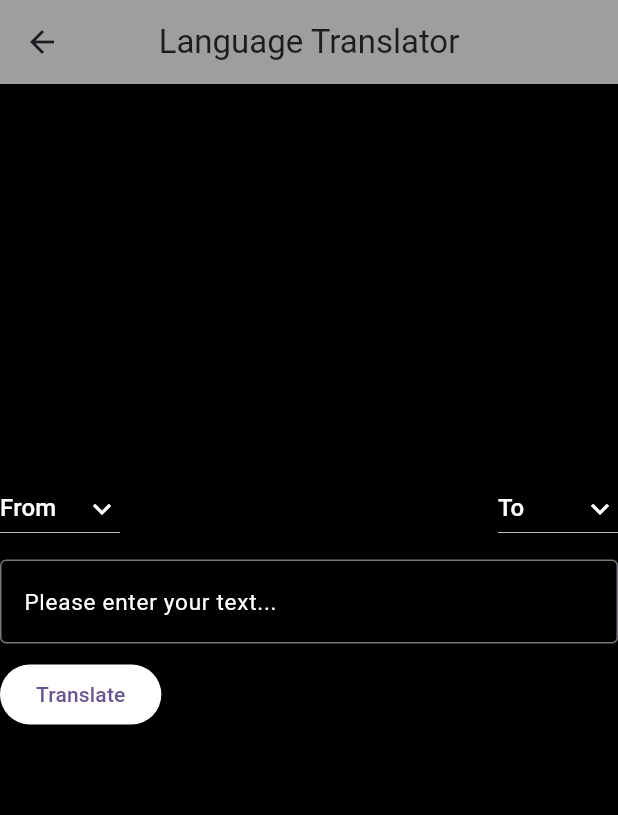
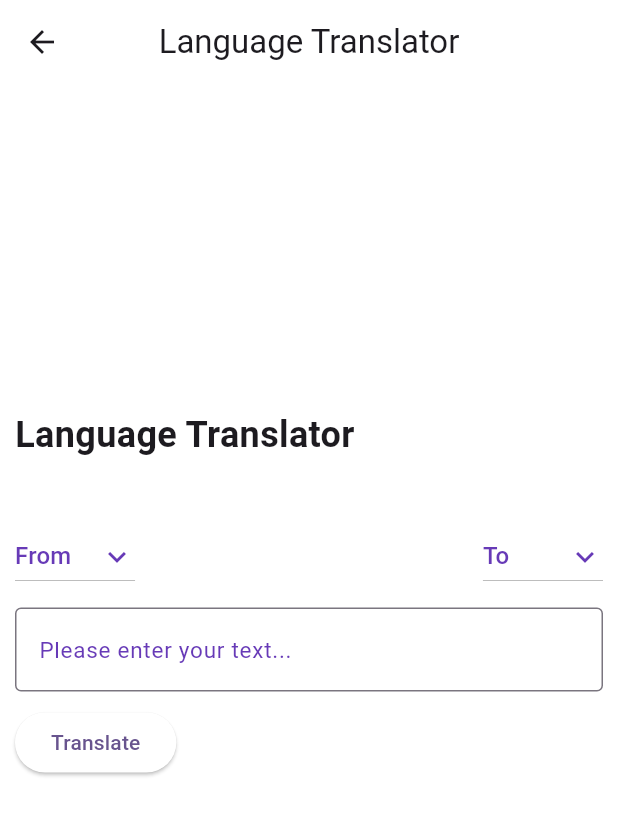
Before and after one commit to narayannalbhe/flutter_projects, a Flutter app: the LanguageTranslator screen opened directly, on a phone screen of 412 x 824 dp. Shown: the top 815 px of the screen. Run offline on Flutter 3.47's test engine with Material 2 defaults, Android fonts, the phone set to English and light mode, and no system bars; our stand-ins replace cloud_firestore, firebase_auth, firebase_core, fluttertoast, qr_flutter; missing offline and left inert: flutter_barcode_scanner, razorpay_flutter, translator; accounts and stored records are empty.

```diff
--- a/lib/language_translator/view/language_translator.dart
+++ b/lib/language_translator/view/language_translator.dart
@@ -48,9 +48,9 @@ class _LanguageTranslatorState extends State<LanguageTranslator> {
   @override
   Widget build(BuildContext context) {
     return Scaffold(
-      backgroundColor: Colors.black,
+      backgroundColor: Colors.white,
       appBar: AppBar(
-        backgroundColor: Colors.grey,
+        backgroundColor: Colors.white,
         title: Text(
           'Language Translator',
         ),
@@ -58,20 +58,28 @@ class _LanguageTranslatorState extends State<LanguageTranslator> {
       ),
       body: Center(
         child: SingleChildScrollView(
+          child: Padding(
+            padding: const EdgeInsets.symmetric(horizontal: 10.0),
             child: Column(
               crossAxisAlignment: CrossAxisAlignment.start,
               mainAxisAlignment: MainAxisAlignment.center,
               children: [
+                Text(
+                  'Language Translator',style: TextStyle(
+                  fontSize: 24,fontWeight: FontWeight.bold
+                ),
+                ),
+                SizedBox(height: 40),
                 Row(
                   mainAxisAlignment: MainAxisAlignment.spaceBetween,
                   children: [
                     DropdownButton(
-                      focusColor: Colors.white,
-                      iconDisabledColor: Colors.white,
-                      iconEnabledColor: Colors.white,
+                        focusColor: Colors.deepPurple,
+                        iconDisabledColor: Colors.deepPurple,
+                        iconEnabledColor: Colors.deepPurple,
                         hint: Text(
                           originLanguage,
-                        style: TextStyle(color: Colors.white),
+                          style: TextStyle(color: Colors.deepPurple),
                         ),
                         dropdownColor: Colors.white,
                         icon: Icon(Icons.keyboard_arrow_down),
@@ -88,12 +96,12 @@ class _LanguageTranslatorState extends State<LanguageTranslator> {
                         }),
 
                     DropdownButton(
-                      focusColor: Colors.white,
+                        focusColor: Colors.blue,
                         iconDisabledColor: Colors.white,
-                      iconEnabledColor: Colors.white,
+                        iconEnabledColor: Colors.deepPurple,
                         hint: Text(
                           destinationLanguage,
-                        style: TextStyle(color: Colors.white),
+                          style: TextStyle(color: Colors.deepPurple),
                         ),
                         dropdownColor: Colors.white,
                         icon: Icon(Icons.keyboard_arrow_down),
@@ -113,14 +121,14 @@ class _LanguageTranslatorState extends State<LanguageTranslator> {
                 SizedBox(height: 10),
                 TextFormField(
                   controller: languageController,
-                cursorColor: Colors.white,
+                  cursorColor: Colors.deepPurple,
                   autofocus: false,
-                style: TextStyle(color: Colors.white),
+                  style: TextStyle(color: Colors.deepPurple),
                   decoration: InputDecoration(
                     labelText: 'Please enter your text...',
-                  labelStyle: TextStyle(fontSize: 15, color: Colors.white),
+                    labelStyle: TextStyle(fontSize: 15, color: Colors.deepPurple),
                     border: OutlineInputBorder(
-                    borderSide: BorderSide(color: Colors.white, width: 1),
+                      borderSide: BorderSide(color: Colors.deepPurple, width: 1),
                     ),
                     errorStyle: TextStyle(color: Colors.red, fontSize: 15),
                   ),
@@ -147,15 +155,16 @@ class _LanguageTranslatorState extends State<LanguageTranslator> {
                 Text(
                   '\n$output',
                   style: TextStyle(
-                  color: Colors.white,
+                    color: Colors.deepPurple,
                     fontWeight: FontWeight.bold,
-                  fontSize: 20,
+                    fontSize: 24,
                   ),
                 ),
               ],
             ),
           ),
         ),
+      ),
     );
   }
 }
--- a/pubspec.yaml
+++ b/pubspec.yaml
@@ -43,6 +43,9 @@ dependencies:
   intl: ^0.18.1
   http: ^0.13.6
   modal_bottom_sheet: ^2.1.0
+  firebase_core:
+  cloud_firestore:
+  firebase_auth:
 #  location: ^5.0.3
 #  url_launcher: ^6.1.11
 #  flutter_otp_text_field: ^1.1.1
```
Also changed, not shown: lib/SignInPage.dart (added, +35 -0 lines), lib/main.dart (+14 -1 lines), lib/task_management/view/TaskHomePage.dart (added, +174 -0 lines), pubspec.lock, 5 other files. Lines whose indentation alone changed are shown as unchanged.
